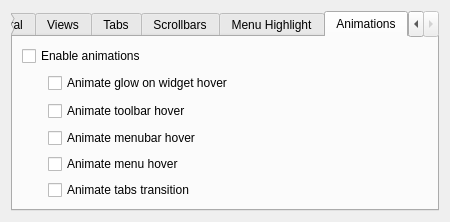
Before: the Qt Designer form kstyles/oxygen/config/oxygenconf.ui in KDE/kde-runtime, drawn with Qt 5.
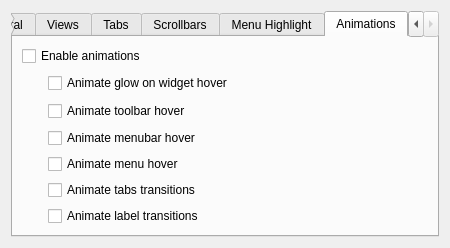
After: the same form once the commit is applied. The open tabs and pages were chosen to show the change. Custom widgets are drawn as their Qt base class.

Commit message: more fixes on fade-in/fade-out transitions. Added QLabel text changed transition.

```diff
--- a/kstyles/oxygen/config/oxygenconf.ui
+++ b/kstyles/oxygen/config/oxygenconf.ui
@@ -7,7 +7,7 @@
     <x>0</x>
     <y>0</y>
     <width>450</width>
-    <height>222</height>
+    <height>248</height>
    </rect>
   </property>
   <property name="minimumSize">
@@ -407,7 +407,7 @@
          </property>
         </widget>
        </item>
-       <item row="6" column="1">
+       <item row="7" column="1">
         <spacer name="verticalSpacer_6">
          <property name="orientation">
           <enum>Qt::Vertical</enum>
@@ -436,7 +436,14 @@
        <item row="5" column="1">
         <widget class="QCheckBox" name="_stackedWidgetTransitionsEnabled">
          <property name="text">
-          <string>Animate tabs transition</string>
+          <string>Animate tabs transitions</string>
+         </property>
+        </widget>
+       </item>
+       <item row="6" column="1">
+        <widget class="QCheckBox" name="_labelTransitionsEnabled">
+         <property name="text">
+          <string>Animate label transitions</string>
          </property>
         </widget>
        </item>
```
The commit also changes 10 other files.
